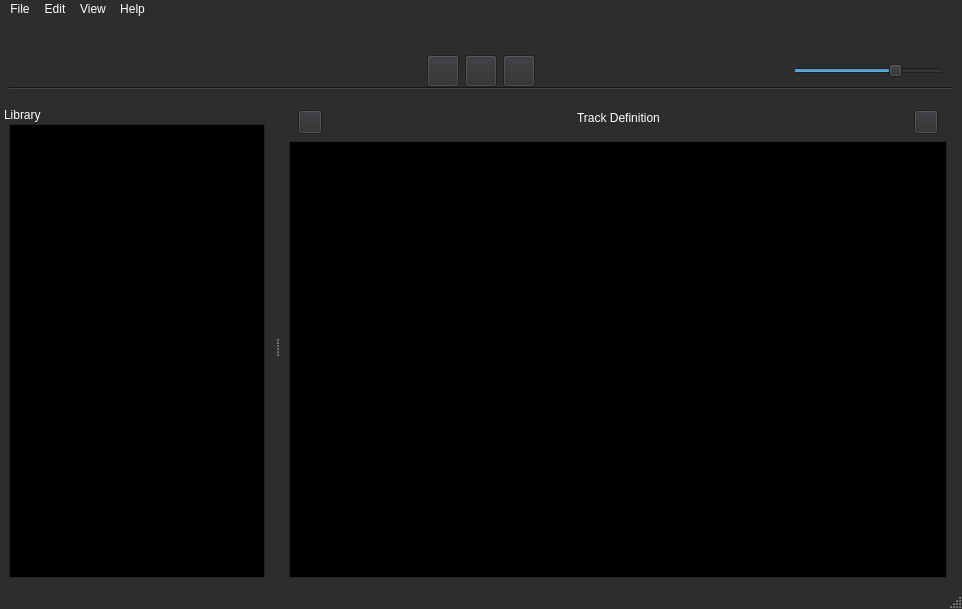
Above: src/pgta_composer/forms/mainwindow.ui from PGTA/PGTAComposer before the change. Below: the same form after it.
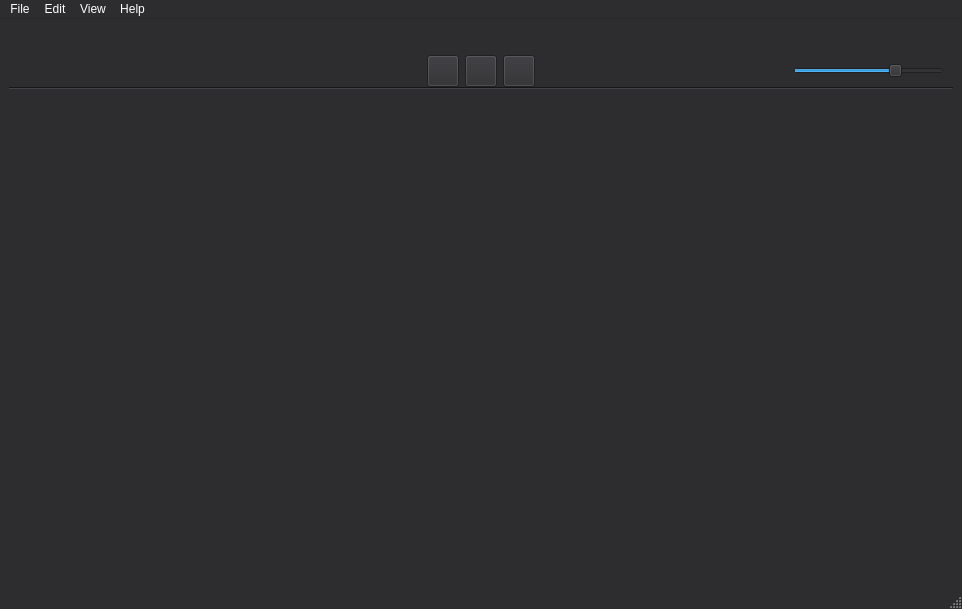
That is the form after the change. Icons and pictures are not drawn.

Commit message: Setup library using new PGTADockables. More code cleanup.

Patch:
```diff
--- a/src/pgta_composer/forms/mainwindow.ui
+++ b/src/pgta_composer/forms/mainwindow.ui
@@ -452,56 +452,10 @@
      <number>5</number>
     </property>
     <item>
-     <layout class="QVBoxLayout" name="verticalLayout_3">
+     <widget class="QWidget" name="widget_5" native="true">
+      <layout class="QHBoxLayout" name="horizontalLayout">
       <item>
-       <widget class="QWidget" name="widget" native="true">
-        <property name="minimumSize">
-         <size>
-          <width>0</width>
-          <height>25</height>
-         </size>
-        </property>
-        <property name="maximumSize">
-         <size>
-          <width>16777215</width>
-          <height>25</height>
-         </size>
-        </property>
-        <layout class="QHBoxLayout" name="horizontalLayout_12">
-         <property name="topMargin">
-          <number>0</number>
-         </property>
-         <item>
-          <widget class="QToolButton" name="addTrackItemButton">
-           <property name="minimumSize">
-            <size>
-             <width>24</width>
-             <height>24</height>
-            </size>
-           </property>
-           <property name="maximumSize">
-            <size>
-             <width>24</width>
-             <height>24</height>
-            </size>
-           </property>
-           <property name="baseSize">
-            <size>
-             <width>24</width>
-             <height>24</height>
-            </size>
-           </property>
-           <property name="text">
-            <string/>
-           </property>
-           <property name="icon">
-            <iconset resource="../images.qrc">
-             <normaloff>:/img/plus_24x24.png</normaloff>:/img/plus_24x24.png</iconset>
-           </property>
-          </widget>
-         </item>
-         <item>
-          <spacer name="horizontalSpacer_5">
+        <spacer name="horizontalSpacer_3">
            <property name="orientation">
             <enum>Qt::Horizontal</enum>
            </property>
@@ -514,14 +468,17 @@
           </spacer>
          </item>
          <item>
-          <widget class="QLabel" name="label_2">
+        <widget class="QLabel" name="label">
            <property name="text">
-            <string>Track Definition</string>
-           </property>
+          <string/>
+         </property>
+         <property name="pixmap">
+          <pixmap resource="../icons.qrc">:/icons/icon.icns</pixmap>
+         </property>
           </widget>
          </item>
          <item>
-          <spacer name="horizontalSpacer_6">
+        <spacer name="horizontalSpacer_4">
            <property name="orientation">
             <enum>Qt::Horizontal</enum>
            </property>
@@ -533,78 +490,8 @@
            </property>
           </spacer>
          </item>
-         <item>
-          <widget class="QToolButton" name="removeTrackItemButton">
-           <property name="sizePolicy">
-            <sizepolicy hsizetype="Fixed" vsizetype="Fixed">
-             <horstretch>24</horstretch>
-             <verstretch>24</verstretch>
-            </sizepolicy>
-           </property>
-           <property name="minimumSize">
-            <size>
-             <width>24</width>
-             <height>24</height>
-            </size>
-           </property>
-           <property name="maximumSize">
-            <size>
-             <width>24</width>
-             <height>22</height>
-            </size>
-           </property>
-           <property name="text">
-            <string/>
-           </property>
-           <property name="icon">
-            <iconset resource="../images.qrc">
-             <normaloff>:/img/minus_24x24.png</normaloff>:/img/minus_24x24.png</iconset>
-           </property>
-          </widget>
-         </item>
-        </layout>
-       </widget>
-      </item>
-      <item>
-       <widget class="QTreeView" name="TrackTreeView">
-        <property name="font">
-         <font>
-          <pointsize>13</pointsize>
-         </font>
-        </property>
-        <property name="contextMenuPolicy">
-         <enum>Qt::CustomContextMenu</enum>
-        </property>
-        <property name="dragEnabled">
-         <bool>true</bool>
-        </property>
-        <property name="dragDropMode">
-         <enum>QAbstractItemView::DragDrop</enum>
-        </property>
-        <property name="defaultDropAction">
-         <enum>Qt::MoveAction</enum>
-        </property>
-        <property name="selectionMode">
-         <enum>QAbstractItemView::SingleSelection</enum>
-        </property>
-        <property name="iconSize">
-         <size>
-          <width>16</width>
-          <height>16</height>
-         </size>
-        </property>
-        <property name="sortingEnabled">
-         <bool>true</bool>
-        </property>
-        <attribute name="headerVisible">
-         <bool>false</bool>
-        </attribute>
-       </widget>
-      </item>
-     </layout>
-    </item>
-    <item>
-     <widget class="QWidget" name="widget_5" native="true"/>
+      </layout>
+     </widget>
     </item>
    </layout>
   </widget>
@@ -893,62 +780,6 @@
    </widget>
   </widget>
   <widget class="QStatusBar" name="statusBar"/>
-  <widget class="QDockWidget" name="LeftPanel">
-   <property name="sizePolicy">
-    <sizepolicy hsizetype="Expanding" vsizetype="Expanding">
-     <horstretch>0</horstretch>
-     <verstretch>0</verstretch>
-    </sizepolicy>
-   </property>
-   <property name="minimumSize">
-    <size>
-     <width>225</width>
-     <height>157</height>
-    </size>
-   </property>
-   <property name="maximumSize">
-    <size>
-     <width>300</width>
-     <height>524287</height>
-    </size>
-   </property>
-   <property name="features">
-    <set>QDockWidget::DockWidgetMovable</set>
-   </property>
-   <property name="allowedAreas">
-    <set>Qt::LeftDockWidgetArea|Qt::RightDockWidgetArea</set>
-   </property>
-   <property name="windowTitle">
-    <string>Library</string>
-   </property>
-   <attribute name="dockWidgetArea">
-    <number>1</number>
-   </attribute>
-   <widget class="QWidget" name="LeftPanelWidget">
-    <layout class="QVBoxLayout" name="verticalLayout_6">
-     <property name="topMargin">
-      <number>0</number>
-     </property>
-     <item>
-      <layout class="QVBoxLayout" name="verticalLayout_5">
-       <item>
-        <widget class="QTreeView" name="FileSystemView">
-         <property name="dragEnabled">
-          <bool>true</bool>
-         </property>
-         <property name="dragDropMode">
-          <enum>QAbstractItemView::DragDrop</enum>
-         </property>
-         <property name="headerHidden">
-          <bool>true</bool>
-         </property>
-        </widget>
-       </item>
-      </layout>
-     </item>
-    </layout>
-   </widget>
-  </widget>
   <action name="actionOpen">
    <property name="text">
     <string>Open Track</string>
```
Left out of the diff: 1 changed line with no effect on the pictures. Lines whose indentation alone changed are shown as unchanged. The commit also changes 3 other files.
